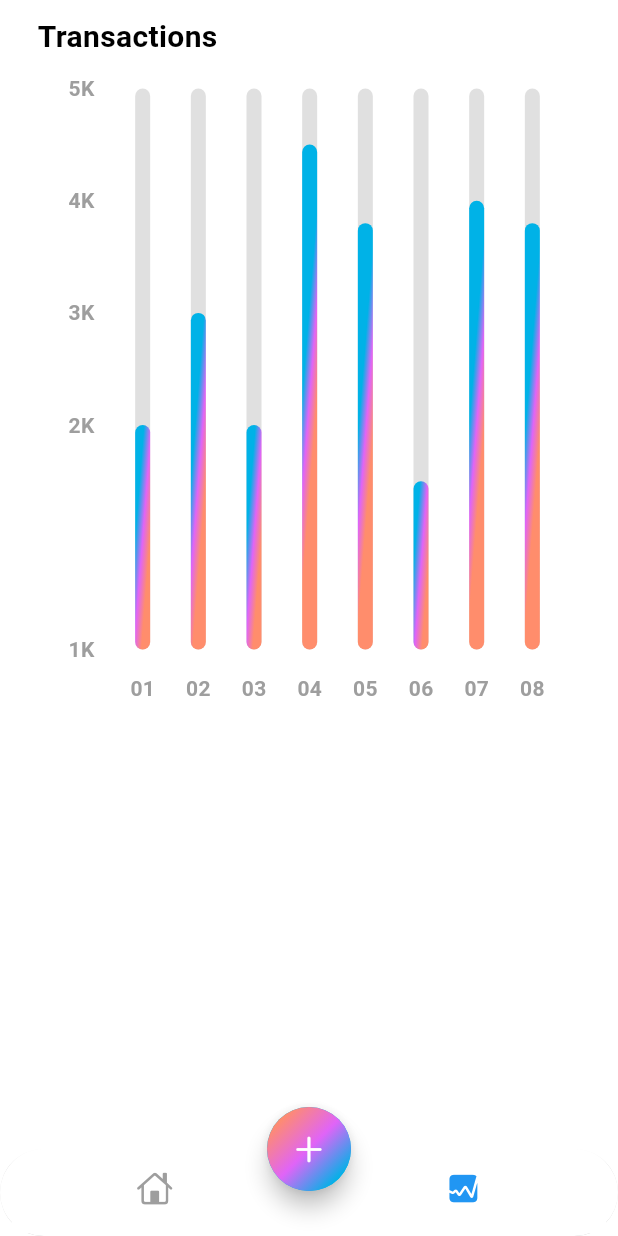
After one commit to HSayer44/expense_tracker, a Flutter app: the screen it shows after launch, item 2 of the bottom bar chosen, on a phone screen of 412 x 824 dp. The commit adds this screen. Run offline on Flutter 3.47's test engine with Material 3 defaults, Android fonts, the phone set to English and light mode, and no system bars; drawn by our look-alikes of fl_chart; our stand-ins replace font_awesome_flutter.

Commit message:
transactions chart

```diff
--- a/lib/screens/home/views/home_screen.dart
+++ b/lib/screens/home/views/home_screen.dart
@@ -1,11 +1,22 @@
 import 'dart:math';
 
 import 'package:expense_tracker/screens/home/views/main_screen.dart';
+import 'package:expense_tracker/screens/stat/views/stat_screen.dart';
 import 'package:flutter/cupertino.dart';
 import 'package:flutter/material.dart';
 
-class HomeScreen extends StatelessWidget {
+class HomeScreen extends StatefulWidget {
   const HomeScreen({super.key});
+
+  @override
+  State<HomeScreen> createState() => _HomeScreenState();
+}
+
+class _HomeScreenState extends State<HomeScreen> {
+  int screenIndex = 0;
+  Color selectedItemColor = Colors.blue;
+  Color unselectedItemColor = Colors.grey;
+
 
   @override
   Widget build(BuildContext context) {
@@ -14,17 +25,22 @@ class HomeScreen extends StatelessWidget {
       bottomNavigationBar: ClipRRect(
         borderRadius: BorderRadius.circular(30),
         child: BottomNavigationBar(
+          onTap: (value) {
+            setState(() {
+              screenIndex = value;
+            });
+          },
           backgroundColor: Colors.white,
           showSelectedLabels: false,
           showUnselectedLabels: false,
           elevation: 3,
-          items: const [
+          items: [
             BottomNavigationBarItem(
-              icon: Icon(CupertinoIcons.home),
+              icon: Icon(CupertinoIcons.home, color: screenIndex == 0 ? selectedItemColor : unselectedItemColor),
               label: 'home',
             ),
             BottomNavigationBarItem(
-              icon: Icon(CupertinoIcons.graph_square_fill),
+              icon: Icon(CupertinoIcons.graph_square_fill, color: screenIndex == 1 ? selectedItemColor : unselectedItemColor),
               label: 'Stats',
             ),
           ],
@@ -50,7 +66,7 @@ class HomeScreen extends StatelessWidget {
             child: const Icon(CupertinoIcons.add)),
       ),
       floatingActionButtonLocation: FloatingActionButtonLocation.centerDocked,
-      body: const MainScreen(),
+      body: screenIndex == 0 ? MainScreen() : StatScreen(),
     );
   }
 }
--- a/lib/screens/home/views/main_screen.dart
+++ b/lib/screens/home/views/main_screen.dart
@@ -1,10 +1,8 @@
 import 'dart:math';
-import 'dart:ui';
 
 import 'package:expense_tracker/data/data.dart';
 import 'package:flutter/cupertino.dart';
 import 'package:flutter/material.dart';
-import 'package:flutter/widgets.dart';
 
 class MainScreen extends StatelessWidget {
   const MainScreen({super.key});
--- /dev/null
+++ b/lib/screens/stat/chart.dart
@@ -0,0 +1,171 @@
+import 'dart:math';
+import 'package:fl_chart/fl_chart.dart';
+import 'package:flutter/material.dart';
+
+class MyChart extends StatefulWidget {
+  const MyChart({super.key});
+
+  @override
+  State<MyChart> createState() => _MyChartState();
+}
+
+class _MyChartState extends State<MyChart> {
+  @override
+  Widget build(BuildContext context) {
+    return BarChart(
+      mainBarData(),
+    );
+  }
+
+  BarChartGroupData makeGroupData(int x, double y) {
+    return BarChartGroupData(
+        x: x,
+        barRods: [
+          BarChartRodData(
+              toY: y,
+              gradient: LinearGradient(
+                colors: [
+                  Theme.of(context).colorScheme.primary,
+                  Theme.of(context).colorScheme.secondary,
+                  Theme.of(context).colorScheme.tertiary,
+                ],
+                transform: const GradientRotation(pi / 40),
+              ),
+              width: 10,
+              backDrawRodData: BackgroundBarChartRodData(
+                  show: true,
+                  toY: 5,
+                  color: Colors.grey.shade300
+              )
+          )
+        ]
+    );
+  }
+
+  List<BarChartGroupData> showingGroups() => List.generate(8, (i) {
+    switch (i) {
+      case 0:
+        return makeGroupData(0, 2);
+      case 1:
+        return makeGroupData(1, 3);
+      case 2:
+        return makeGroupData(2, 2);
+      case 3:
+        return makeGroupData(3, 4.5);
+      case 4:
+        return makeGroupData(4, 3.8);
+      case 5:
+        return makeGroupData(5, 1.5);
+      case 6:
+        return makeGroupData(6, 4);
+      case 7:
+        return makeGroupData(7, 3.8);
+      default:
+        return throw Error();
+    }
+  });
+
+  BarChartData mainBarData() {
+    return BarChartData(
+      titlesData: FlTitlesData(
+        show: true,
+        rightTitles: const AxisTitles(
+            sideTitles: SideTitles(showTitles: false)
+        ),
+        topTitles: const AxisTitles(
+            sideTitles: SideTitles(showTitles: false)
+        ),
+        bottomTitles: AxisTitles(
+            sideTitles: SideTitles(
+              showTitles: true,
+              reservedSize: 38,
+              getTitlesWidget: getTiles,
+            )
+        ),
+        leftTitles: AxisTitles(
+          sideTitles: SideTitles(
+            showTitles: true,
+            reservedSize: 38,
+            getTitlesWidget: leftTitles,
+          ),
+        ),
+      ),
+      borderData: FlBorderData(
+          show: false
+      ),
+      gridData: const FlGridData(show: false),
+      barGroups: showingGroups(),
+    );
+  }
+
+  Widget getTiles(double value, TitleMeta meta) {
+    const style = TextStyle(
+      color: Colors.grey,
+      fontWeight: FontWeight.bold,
+      fontSize: 14,
+    );
+    Widget text;
+
+    switch (value.toInt()) {
+      case 0:
+        text = const Text('01', style: style);
+        break;
+      case 1:
+        text = const Text('02', style: style);
+        break;
+      case 2:
+        text = const Text('03', style: style);
+        break;
+      case 3:
+        text = const Text('04', style: style);
+        break;
+      case 4:
+        text = const Text('05', style: style);
+        break;
+      case 5:
+        text = const Text('06', style: style);
+        break;
+      case 6:
+        text = const Text('07', style: style);
+        break;
+      case 7:
+        text = const Text('08', style: style);
+        break;
+      default:
+        text = const Text('', style: style);
+        break;
+    }
+    return SideTitleWidget(
+      axisSide: meta.axisSide,
+      space: 16,
+      child: text,
+    );
+  }
+
+  Widget leftTitles(double value, TitleMeta meta) {
+    const style = TextStyle(
+      color: Colors.grey,
+      fontWeight: FontWeight.bold,
+      fontSize: 14,
+    );
+    String text;
+    if (value == 0) {
+      text = '1K';
+    } else if (value == 2) {
+      text = '2K';
+    } else if (value == 3) {
+      text = '3K';
+    } else if (value == 4) {
+      text = '4K';
+    } else if (value == 5) {
+      text = '5K';
+    } else {
+      return Container();
+    }
+    return SideTitleWidget(
+      axisSide: meta.axisSide,
+      space: 0,
+      child: Text(text, style: style),
+    );
+  }
+}
--- /dev/null
+++ b/lib/screens/stat/views/stat_screen.dart
@@ -0,0 +1,31 @@
+import 'package:expense_tracker/screens/stat/chart.dart';
+import 'package:fl_chart/fl_chart.dart';
+import 'package:flutter/material.dart';
+
+class StatScreen extends StatelessWidget {
+  const StatScreen({super.key});
+
+  @override
+  Widget build(BuildContext context) {
+    return SafeArea(
+      child: Padding(
+        padding: const EdgeInsets.symmetric(horizontal: 25.0, vertical: 10),
+        child: Column(
+          crossAxisAlignment: CrossAxisAlignment.start,
+          children: [
+            Text(
+              'Transactions',
+              style: TextStyle(fontSize: 20, fontWeight: FontWeight.bold),
+            ),
+            SizedBox(height: 20),
+            Container(
+              width: MediaQuery.of(context).size.width,
+              height: MediaQuery.of(context).size.width,
+              child: MyChart(),
+            )
+          ],
+        ),
+      ),
+    );
+  }
+}
--- a/pubspec.yaml
+++ b/pubspec.yaml
@@ -8,6 +8,7 @@ environment:
 
 dependencies:
   cupertino_icons: ^1.0.8
+  fl_chart: ^0.67.0
   flutter:
     sdk: flutter
   font_awesome_flutter: ^10.7.0
```
Also changed, not shown: pubspec.lock.
